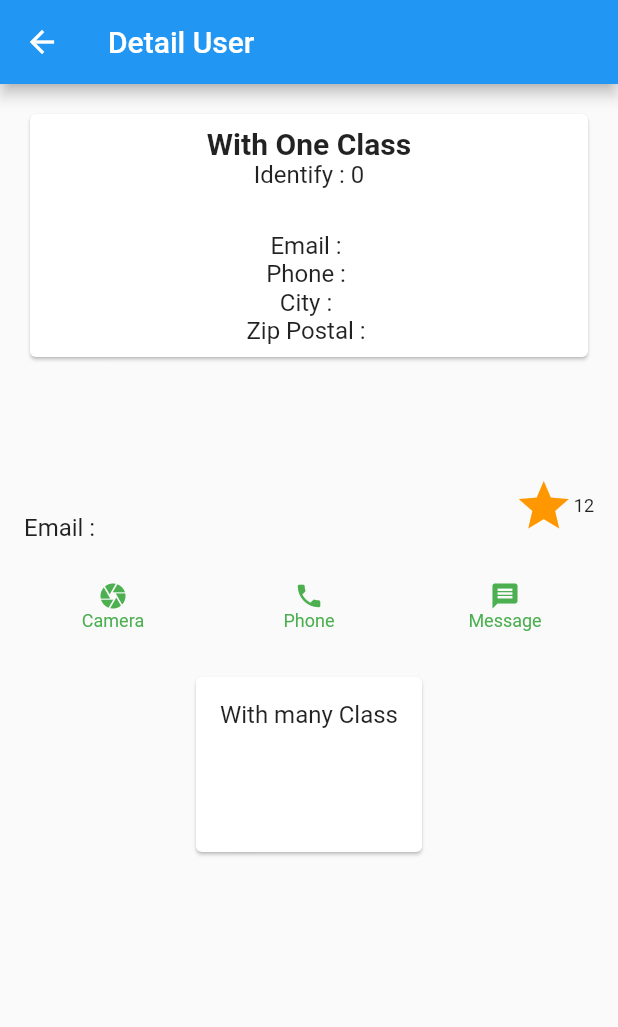
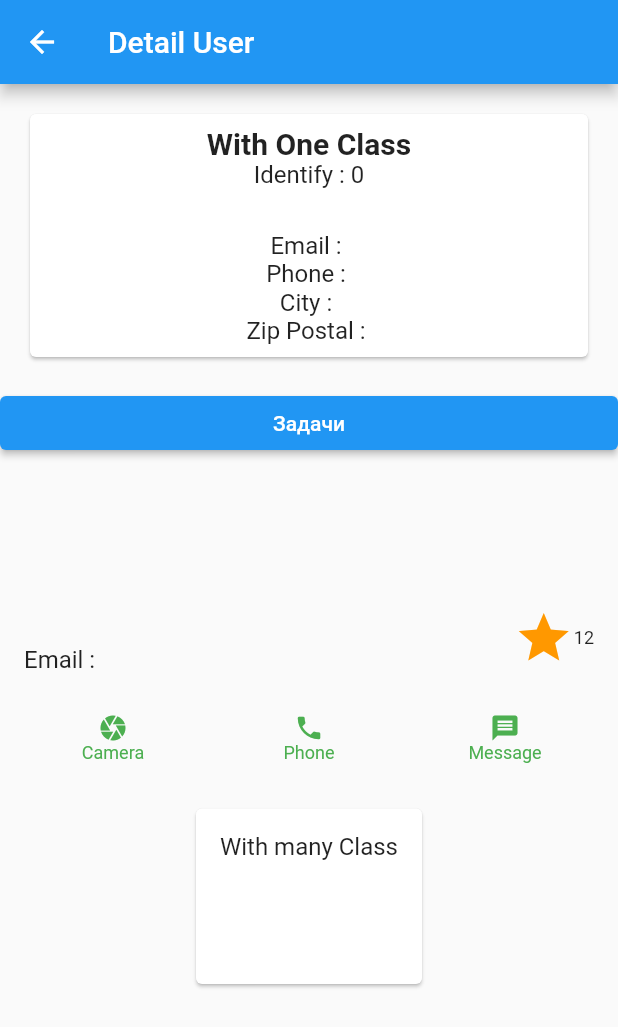
Before and after one commit to KirillKlimchenko/ura, a Flutter app: the HomePageDetail screen opened directly with empty values, on a phone screen of 412 x 824 dp. Shown: the top 1027 px of the screen. Run offline on Flutter 3.47's test engine with Material 2 defaults, Android fonts, the phone set to English and light mode, and no system bars; our stand-ins replace shared_preferences; accounts and stored records are empty.

Commit message:
Итоговый проект рабочий

```diff
--- a/lib/HomePageDetail.dart
+++ b/lib/HomePageDetail.dart
@@ -11,6 +11,12 @@ class HomePageDetail extends StatefulWidget {
 }
 
 class _HomePageDetailState extends State<HomePageDetail> {
+  //void _Case (){
+   // final ident = widget.did;
+   // Text('ddd $ident');
+   // Navigator.push(context, MaterialPageRoute(builder: (context) => CasePage()));
+  //
+
   @override
   Widget build(BuildContext context) {
     return Scaffold(
@@ -72,6 +78,15 @@ class _HomePageDetailState extends State<HomePageDetail> {
                 ),
               ),
             ),
+          ),
+          Container(
+            child: ElevatedButton(
+              onPressed: (){},//_Case
+              child: Text('Задачи'),
+            ),
+          ),
+          SizedBox(
+            height: 40,
           ),
           SizedBox(
             height: 40,
@@ -187,12 +202,10 @@ class IconText extends StatelessWidget {
     );
   }
 }
-
 class BagianContact extends StatelessWidget {
   String phone, city, postal;
 
   BagianContact({required this.phone, required this.city, required this.postal});
-
   @override
   Widget build(BuildContext context) {
     // TODO: implement build
```
